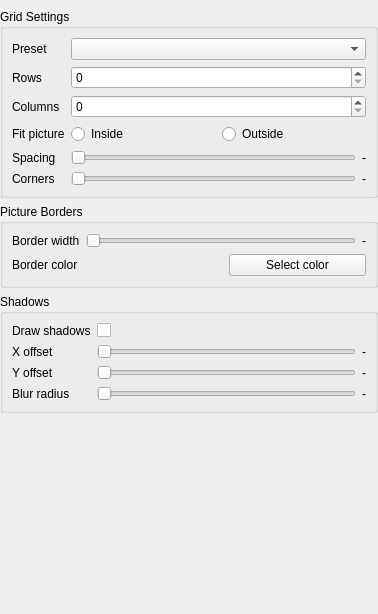
Qt form src/settings/patterns/gridpattern.ui (keshavbhatt/CollageMaker) before a commit.
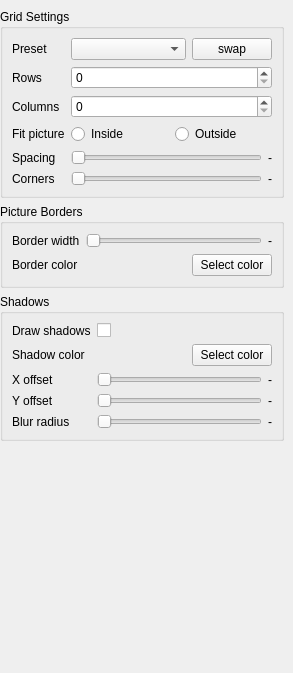
The same form after that commit.

What changed in the file:
```diff
--- a/src/settings/patterns/gridpattern.ui
+++ b/src/settings/patterns/gridpattern.ui
@@ -6,8 +6,8 @@
    <rect>
     <x>0</x>
     <y>0</y>
-    <width>378</width>
-    <height>614</height>
+    <width>293</width>
+    <height>673</height>
    </rect>
   </property>
   <property name="windowTitle">
@@ -39,8 +39,8 @@
        <rect>
         <x>0</x>
         <y>0</y>
-        <width>378</width>
-        <height>614</height>
+        <width>293</width>
+        <height>673</height>
        </rect>
       </property>
       <layout class="QVBoxLayout" name="verticalLayout_2">
@@ -51,7 +51,7 @@
         <number>9</number>
        </property>
        <property name="rightMargin">
-        <number>0</number>
+        <number>9</number>
        </property>
        <property name="bottomMargin">
         <number>9</number>
@@ -142,9 +142,6 @@
             <item row="1" column="1">
              <widget class="QSpinBox" name="rowsSpinBox"/>
             </item>
-            <item row="0" column="1">
-             <widget class="QComboBox" name="layoutPresetsComboBox"/>
-            </item>
             <item row="4" column="1">
              <layout class="QHBoxLayout" name="horizontalLayout">
               <item>
@@ -184,6 +181,26 @@
               </item>
              </layout>
             </item>
+            <item row="0" column="1">
+             <layout class="QHBoxLayout" name="horizontalLayout_2">
+              <item>
+               <widget class="QComboBox" name="layoutPresetsComboBox"/>
+              </item>
+              <item>
+               <widget class="QPushButton" name="presetSwapButton">
+                <property name="sizePolicy">
+                 <sizepolicy hsizetype="Maximum" vsizetype="Fixed">
+                  <horstretch>0</horstretch>
+                  <verstretch>0</verstretch>
+                 </sizepolicy>
+                </property>
+                <property name="text">
+                 <string>swap</string>
+                </property>
+               </widget>
+              </item>
+             </layout>
+            </item>
            </layout>
           </item>
          </layout>
@@ -217,6 +234,19 @@
           </item>
           <item row="1" column="1">
            <layout class="QHBoxLayout" name="horizontalLayout_4">
+            <item>
+             <spacer name="horizontalSpacer">
+              <property name="orientation">
+               <enum>Qt::Horizontal</enum>
+              </property>
+              <property name="sizeHint" stdset="0">
+               <size>
+                <width>40</width>
+                <height>20</height>
+               </size>
+              </property>
+             </spacer>
+            </item>
             <item>
              <widget class="QLabel" name="borderColorIndicator">
               <property name="text">
@@ -226,6 +256,12 @@
             </item>
             <item>
              <widget class="QPushButton" name="selectBorderColorPb">
+              <property name="sizePolicy">
+               <sizepolicy hsizetype="Maximum" vsizetype="Fixed">
+                <horstretch>0</horstretch>
+                <verstretch>0</verstretch>
+               </sizepolicy>
+              </property>
               <property name="text">
                <string>Select color</string>
               </property>
@@ -266,20 +302,6 @@
           <string>Shadows</string>
          </property>
          <layout class="QGridLayout" name="gridLayout_4">
-          <item row="1" column="0">
-           <widget class="QLabel" name="label_16">
-            <property name="text">
-             <string>X offset</string>
-            </property>
-           </widget>
-          </item>
-          <item row="0" column="1">
-           <widget class="QCheckBox" name="enableShadow">
-            <property name="text">
-             <string/>
-            </property>
-           </widget>
-          </item>
           <item row="0" column="0">
            <widget class="QLabel" name="label_15">
             <property name="text">
@@ -288,20 +310,31 @@
            </widget>
           </item>
           <item row="2" column="0">
-           <widget class="QLabel" name="label_17">
+           <widget class="QLabel" name="label_16">
             <property name="text">
-             <string>Y offset</string>
+             <string>X offset</string>
             </property>
            </widget>
           </item>
-          <item row="3" column="0">
-           <widget class="QLabel" name="label_18">
-            <property name="text">
-             <string>Blur radius</string>
-            </property>
-           </widget>
+          <item row="4" column="1">
+           <layout class="QHBoxLayout" name="horizontalLayout_9">
+            <item>
+             <widget class="QSlider" name="shadowEffectBlurRadiusSlider">
+              <property name="orientation">
+               <enum>Qt::Horizontal</enum>
+              </property>
+             </widget>
+            </item>
+            <item>
+             <widget class="QLabel" name="shadowEffectBlurRadiusLabel">
+              <property name="text">
+               <string>-</string>
+              </property>
+             </widget>
+            </item>
+           </layout>
           </item>
-          <item row="1" column="1">
+          <item row="2" column="1">
            <layout class="QHBoxLayout" name="horizontalLayout_7">
             <item>
              <widget class="QSlider" name="shadowEffectOffsetXSlider">
@@ -319,7 +352,21 @@
             </item>
            </layout>
           </item>
-          <item row="2" column="1">
+          <item row="4" column="0">
+           <widget class="QLabel" name="label_18">
+            <property name="text">
+             <string>Blur radius</string>
+            </property>
+           </widget>
+          </item>
+          <item row="0" column="1">
+           <widget class="QCheckBox" name="enableShadow">
+            <property name="text">
+             <string/>
+            </property>
+           </widget>
+          </item>
+          <item row="3" column="1">
            <layout class="QHBoxLayout" name="horizontalLayout_8">
             <item>
              <widget class="QSlider" name="shadowEffectOffsetYSlider">
@@ -337,19 +384,52 @@
             </item>
            </layout>
           </item>
-          <item row="3" column="1">
-           <layout class="QHBoxLayout" name="horizontalLayout_9">
+          <item row="3" column="0">
+           <widget class="QLabel" name="label_17">
+            <property name="text">
+             <string>Y offset</string>
+            </property>
+           </widget>
+          </item>
+          <item row="1" column="0">
+           <widget class="QLabel" name="label_10">
+            <property name="text">
+             <string>Shadow color</string>
+            </property>
+           </widget>
+          </item>
+          <item row="1" column="1">
+           <layout class="QHBoxLayout" name="horizontalLayout_10">
             <item>
-             <widget class="QSlider" name="shadowEffectBlurRadiusSlider">
+             <spacer name="horizontalSpacer_2">
               <property name="orientation">
                <enum>Qt::Horizontal</enum>
               </property>
+              <property name="sizeHint" stdset="0">
+               <size>
+                <width>40</width>
+                <height>20</height>
+               </size>
+              </property>
+             </spacer>
+            </item>
+            <item>
+             <widget class="QLabel" name="shadowColorIndicator">
+              <property name="text">
+               <string/>
+              </property>
              </widget>
             </item>
             <item>
-             <widget class="QLabel" name="shadowEffectBlurRadiusLabel">
+             <widget class="QPushButton" name="selectShadowColorPb">
+              <property name="sizePolicy">
+               <sizepolicy hsizetype="Maximum" vsizetype="Fixed">
+                <horstretch>0</horstretch>
+                <verstretch>0</verstretch>
+               </sizepolicy>
+              </property>
               <property name="text">
-               <string>-</string>
+               <string>Select color</string>
               </property>
              </widget>
             </item>
```
